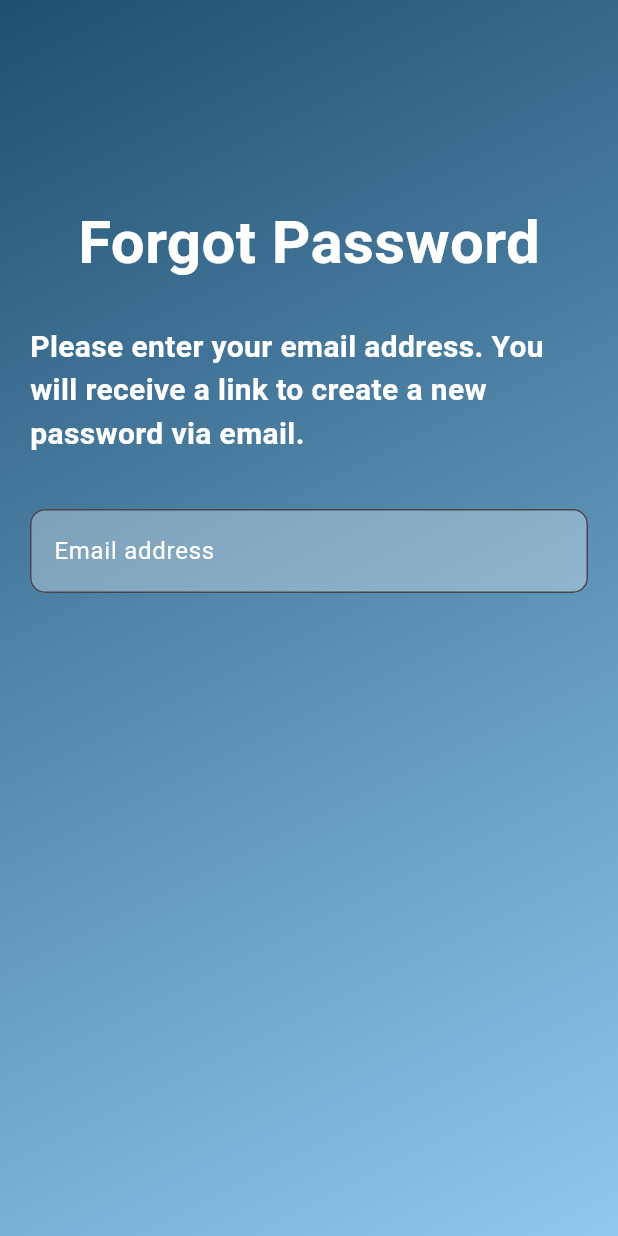
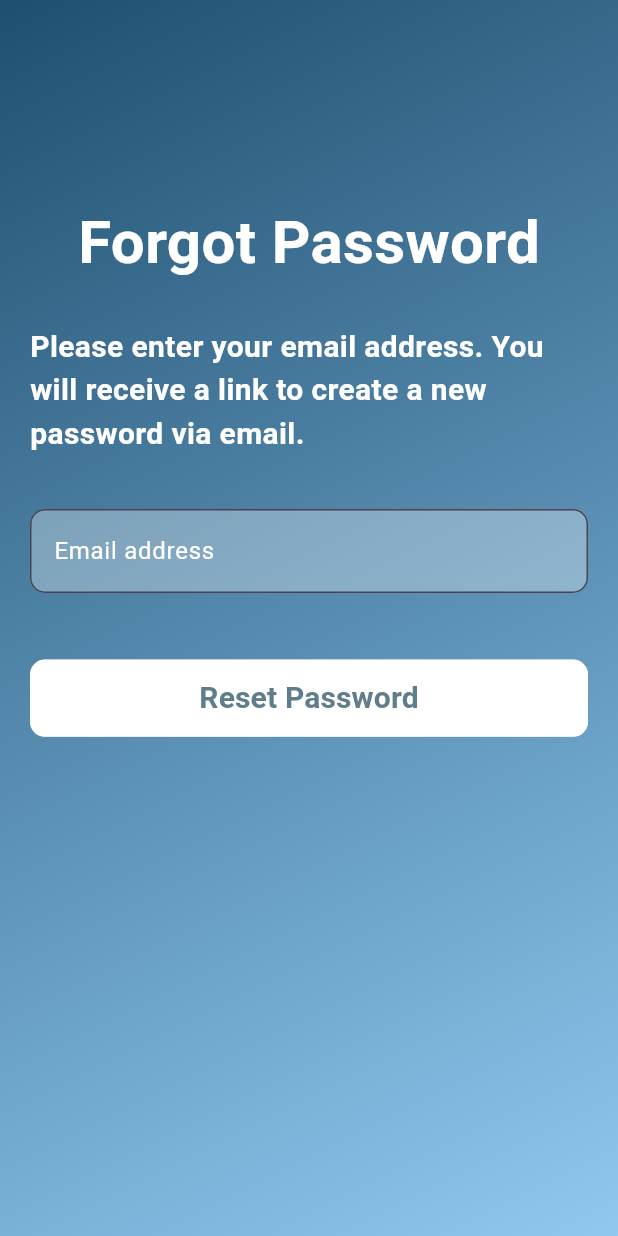
Before and after one commit to minhthongnt2610/flutter-exercises, a Flutter app: the screen it shows after launch, on a phone screen of 412 x 824 dp. Run offline on Flutter 3.47's test engine with Material 3 defaults, Android fonts, the phone set to English and light mode, and no system bars; our stand-ins replace cloud_firestore, date_field, firebase_auth, firebase_core, firebase_crashlytics, shared_preferences and 2 more; accounts and stored records are empty; generated files the repository leaves out were written again.

Commit message:
add PrimaryButton of forgot_password_screen.dart

```diff
--- a/practice_firebase/lib/screens/forgot_password/forgot_password_screen.dart
+++ b/practice_firebase/lib/screens/forgot_password/forgot_password_screen.dart
@@ -1,4 +1,5 @@
 import 'package:flutter/material.dart';
+import 'package:practice_firebase/common_widgets/primary_button.dart';
 
 import '../../contants/app_colors.dart';
 import '../login_screen/widgets/filed_widget.dart';
@@ -62,7 +63,11 @@ class _ForgotPasswordScreenState extends State<ForgotPasswordScreen> {
                   validator: (String? value) {},
                 ),
                 SizedBox(height: 50 * height / 928),
-
+                PrimaryButton(
+                  title: 'Reset Password',
+                  isColor: true,
+                  onPressed: () {},
+                ),
               ],
             ),
           ),
```
